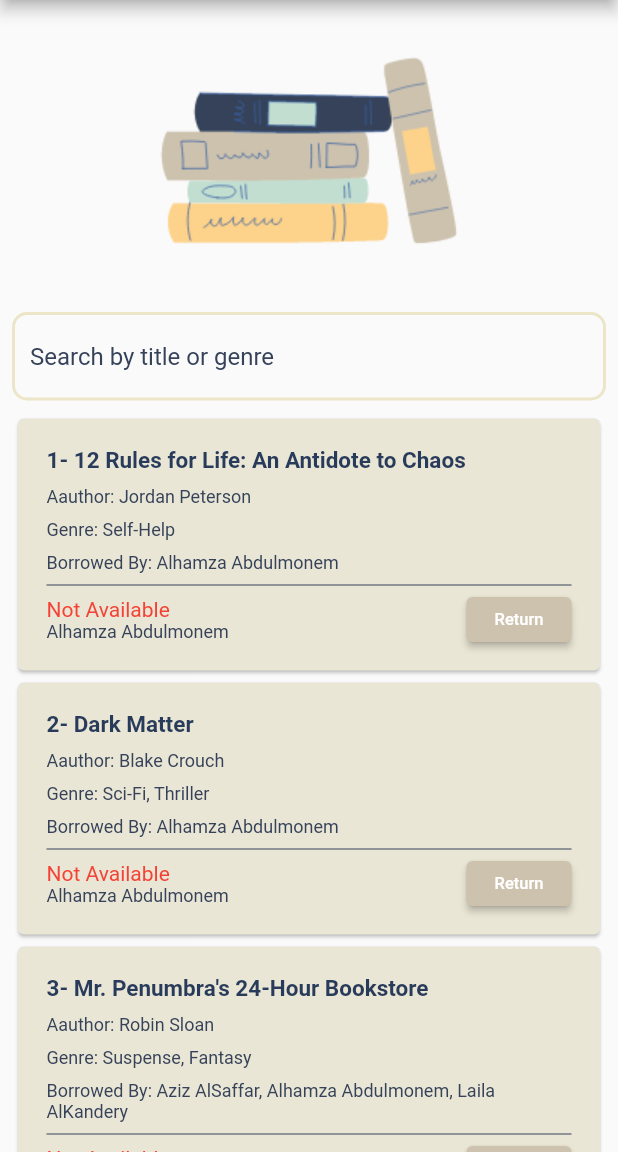
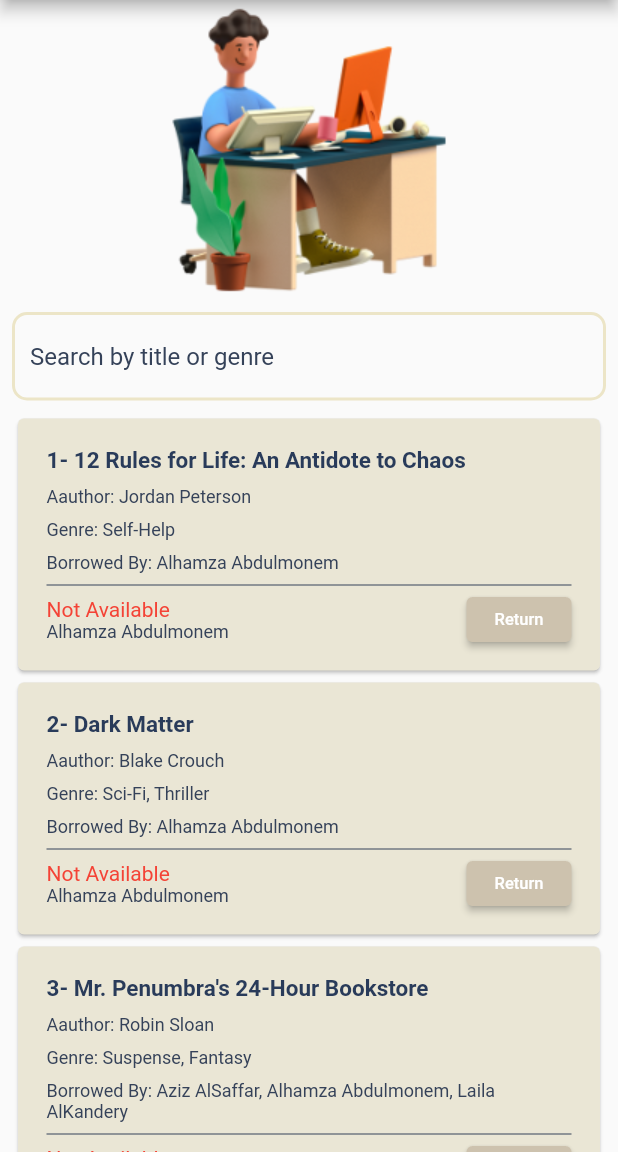
Before and after one commit to AbdulazizAlkhars/liberary_project, a Flutter app: the screen it shows after launch, on a phone screen of 412 x 824 dp, the part 84-1236 px from its top. Run offline on Flutter 3.47's test engine with Material 2 defaults, Android fonts, the phone set to English and light mode, and no system bars; our stand-ins replace from_css_color, go_router.

Commit message:
UI Small Change

```diff
--- a/lib/pages/add_books.dart
+++ b/lib/pages/add_books.dart
@@ -21,6 +21,7 @@ class AddBook extends StatelessWidget {
         title: const Text("Librarian"),
       ),
       body: Column(children: [
+        Image.asset("assets/images/books.png"),
         Padding(
           padding: const EdgeInsets.all(8.0),
           child: TextField(
--- a/lib/pages/home_page.dart
+++ b/lib/pages/home_page.dart
@@ -46,7 +46,7 @@ class _HomePageState extends State<HomePage> {
           children: [
             // Row(
             //   children: [
-            Image.asset("assets/images/books.png"),
+            Image.asset("assets/images/student.png"),
             Padding(
               padding: const EdgeInsets.all(8.0),
               child: TextField(
```
Also changed, not shown: assets/images/people.png (added), assets/images/student.png (added).
